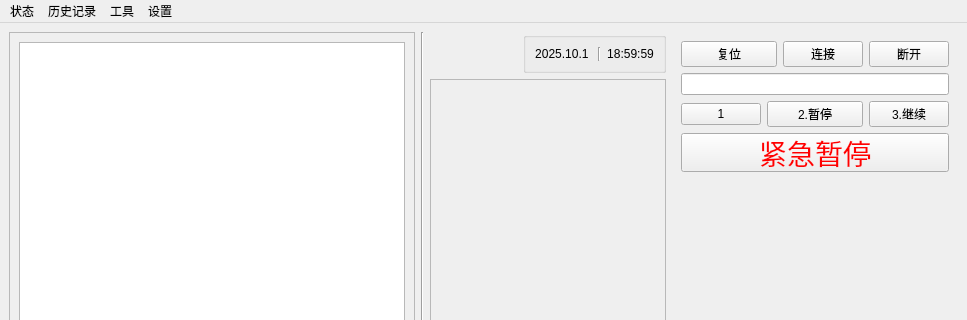
First picture: the form in mainwindow.ui, repository LightningFlashEvE/high-throughput-perovskite-medication-system, before the edit; both pictures show x 0 to 967 and y 0 to 320 of the 967 by 613 pixel window.
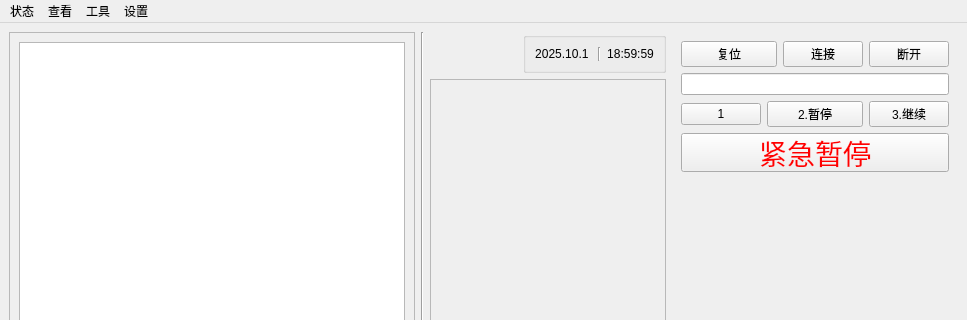
Second picture: the form after the edit. Icons and pictures are not drawn.

Commit message: 新增历史记录对话框与状态请求

```diff
--- a/mainwindow.ui
+++ b/mainwindow.ui
@@ -752,9 +752,9 @@
      <string>状态</string>
     </property>
    </widget>
-   <widget class="QMenu" name="menuHistory">
+   <widget class="QMenu" name="menuView">
     <property name="title">
-     <string>历史记录</string>
+     <string>查看</string>
     </property>
    </widget>
    <widget class="QMenu" name="menuSettings">
@@ -768,7 +768,7 @@
     </property>
    </widget>
    <addaction name="menuStatus"/>
-   <addaction name="menuHistory"/>
+   <addaction name="menuView"/>
    <addaction name="menuTools"/>
    <addaction name="menuSettings"/>
   </widget>
```
The commit also changes 10 other files.
